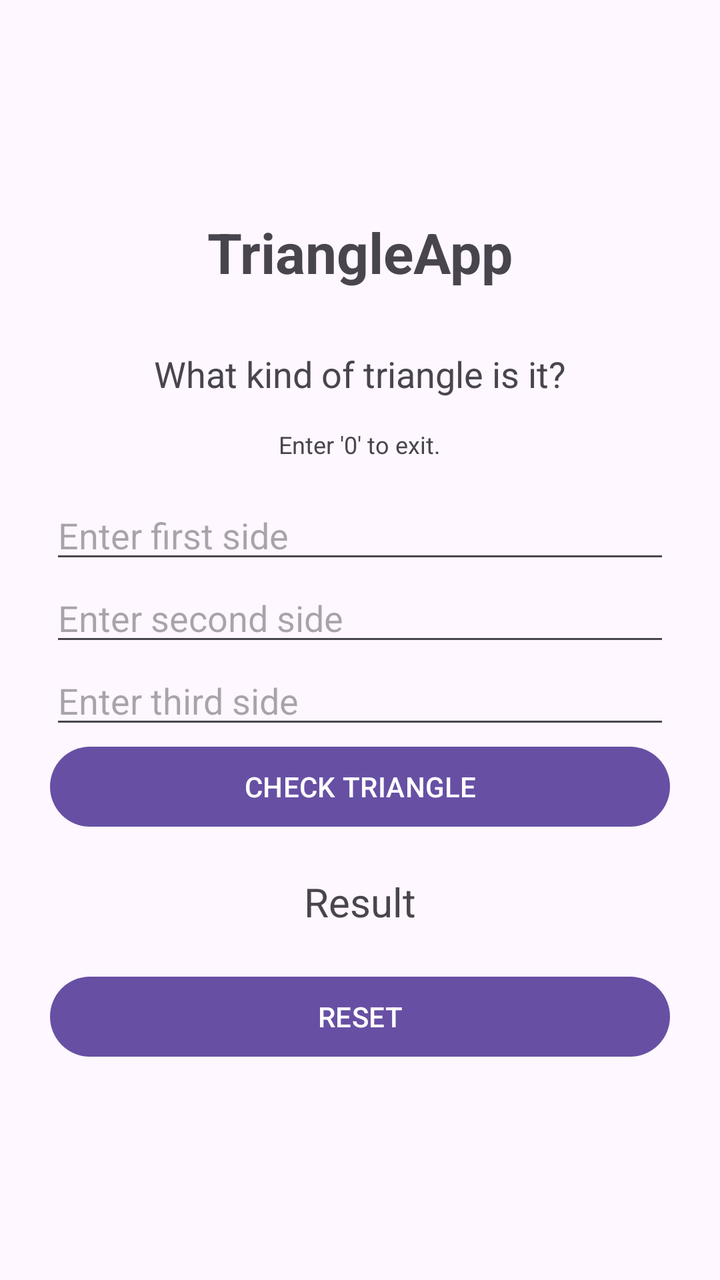
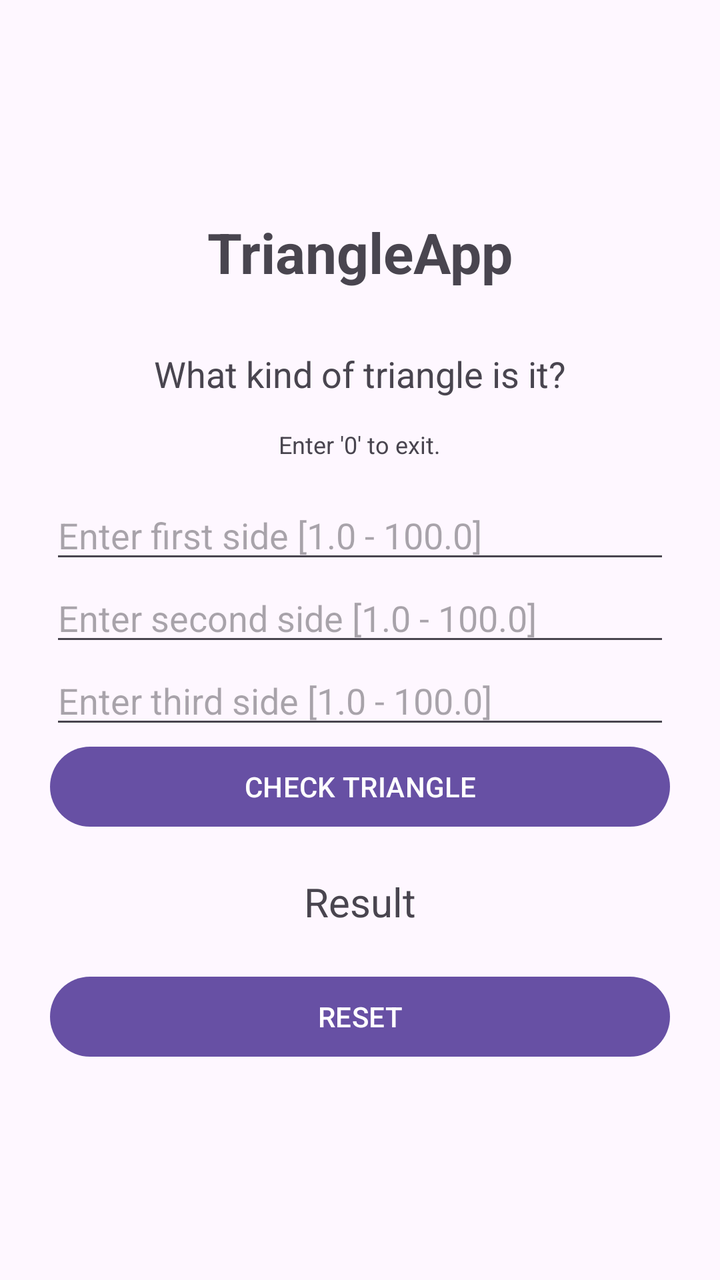

Compare the two renders of this Android layout. The source of the first and the diff that turns it into the second are given below.
<!-- AndroidManifest.xml: application theme Theme.MyTriangleApp -->
<!-- res/layout/activity_main.xml -->
<?xml version="1.0" encoding="utf-8"?>
<LinearLayout
    xmlns:android="http://schemas.android.com/apk/res/android"
    android:layout_width="match_parent"
    android:layout_height="match_parent"
    android:orientation="vertical"
    android:gravity="center"
    android:padding="25dp">

    <TextView
        android:layout_width="wrap_content"
        android:layout_height="wrap_content"
        android:text="TriangleApp"
        android:textSize="28sp"
        android:textStyle="bold"
        android:layout_marginBottom="30dp"/>

    <TextView
        android:layout_width="wrap_content"
        android:layout_height="wrap_content"
        android:text="What kind of triangle is it?"
        android:textSize="18sp"
        android:layout_marginBottom="15dp"/>

    <TextView
        android:layout_width="wrap_content"
        android:layout_height="wrap_content"
        android:text="Enter '0' to exit."
        android:textSize="12sp"
        android:layout_marginBottom="15dp"/>

    <EditText
        android:id="@+id/side1"
        android:layout_width="match_parent"
        android:layout_height="wrap_content"
        android:hint="Enter first side"
        android:inputType="numberDecimal|numberSigned"/>

    <EditText
        android:id="@+id/side2"
        android:layout_width="match_parent"
        android:layout_height="wrap_content"
        android:hint="Enter second side"
        android:inputType="numberDecimal|numberSigned"/>

    <EditText
        android:id="@+id/side3"
        android:layout_width="match_parent"
        android:layout_height="wrap_content"
        android:hint="Enter third side"
        android:inputType="numberDecimal|numberSigned"/>

    <Button
        android:id="@+id/checkTriangleButton"
        android:layout_width="match_parent"
        android:layout_height="wrap_content"
        android:text="CHECK TRIANGLE"/>

    <TextView
        android:id="@+id/result"
        android:layout_width="match_parent"
        android:layout_height="wrap_content"
        android:text="Result"
        android:textSize="20sp"
        android:gravity="center"
        android:padding="20dp"/>

    <Button
        android:id="@+id/resetButton"
        android:layout_width="match_parent"
        android:layout_height="wrap_content"
        android:text="RESET"/>

</LinearLayout>
<!-- resources referenced by this layout -->
<resources>
  <style name="Theme.MyTriangleApp" parent="Base.Theme.MyTriangleApp" />
  <style name="Base.Theme.MyTriangleApp" parent="Theme.Material3.DayNight.NoActionBar">
          
          
      </style>
</resources>

<!-- the commit's change to res/layout/activity_main.xml (unified diff, before → after) -->
@@ -33,21 +33,21 @@
         android:id="@+id/side1"
         android:layout_width="match_parent"
         android:layout_height="wrap_content"
-        android:hint="Enter first side"
+        android:hint="Enter first side [1.0 - 100.0]"
         android:inputType="numberDecimal|numberSigned"/>
 
     <EditText
         android:id="@+id/side2"
         android:layout_width="match_parent"
         android:layout_height="wrap_content"
-        android:hint="Enter second side"
+        android:hint="Enter second side [1.0 - 100.0]"
         android:inputType="numberDecimal|numberSigned"/>
 
     <EditText
         android:id="@+id/side3"
         android:layout_width="match_parent"
         android:layout_height="wrap_content"
-        android:hint="Enter third side"
+        android:hint="Enter third side [1.0 - 100.0]"
         android:inputType="numberDecimal|numberSigned"/>
 
     <Button
